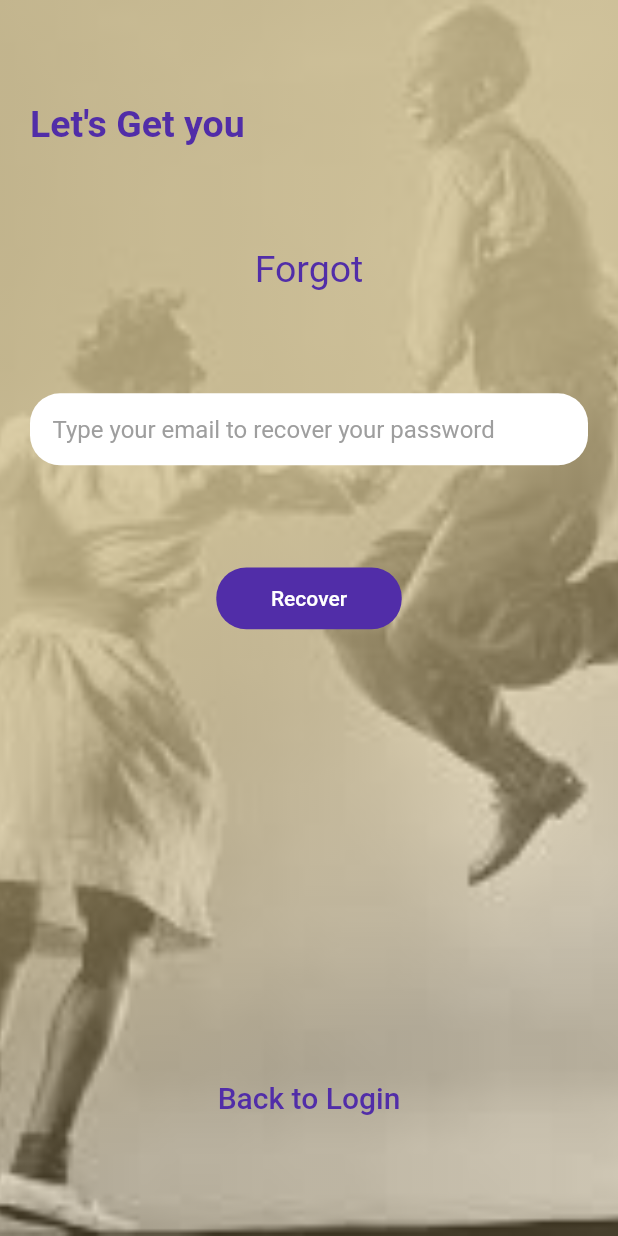
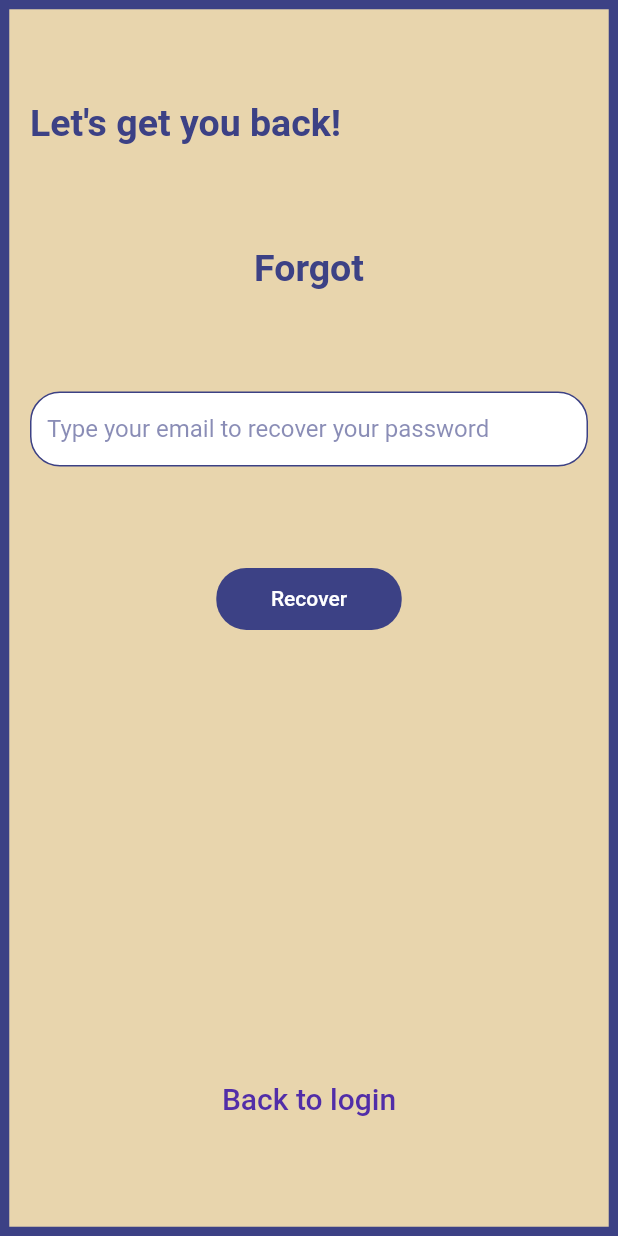
Before and after one commit to FredAPP/lindy, a Flutter app: the ForgotPage screen opened directly, on a phone screen of 412 x 824 dp. Run offline on Flutter 3.47's test engine with Material 2 defaults, Android fonts, the phone set to English and light mode, and no system bars; our stand-ins replace youtube_player_flutter.

Commit message:
Pequenos ajustes de tamanho dos itens

```diff
--- a/lib/pages/forgot.dart
+++ b/lib/pages/forgot.dart
@@ -13,36 +13,16 @@ class ForgotPage extends StatelessWidget {
           backgroundColor: Colors.grey[50],
           body: Stack(
             children: [
-              Stack(
-                children: [
-                  Container(
-                    height: height,
-                    width: width,
-                    child: Image(
-                      image: AssetImage("assets/images/background.jpeg"),
-                      fit: BoxFit.cover,
+              Container(
+                  width: width,
+                  height: height,
+                  decoration: BoxDecoration(
+                    color: Color.fromRGBO(232, 213, 173, 1),
+                    border: Border.all(
+                      color: Color.fromRGBO(60, 65, 133, 1),
+                      width: width * 0.015,
                     ),
-                  ),
-                  Container(
-                    height: height,
-                    width: width,
-                    decoration: BoxDecoration(
-                      gradient: LinearGradient(
-                        begin: Alignment.topLeft,
-                        end: Alignment.bottomRight,
-                        stops: [
-                          0.4,
-                          0.8,
-                        ],
-                        colors: [
-                          Color.fromRGBO(210, 193, 144, 0.8),
-                          Color.fromRGBO(200, 173, 112, 0.3),
-                        ],
-                      ),
-                    ),
-                  )
-                ],
-              ),
+                  )),
               Padding(
                   padding: EdgeInsets.symmetric(
                     horizontal: 20,
@@ -52,9 +32,9 @@ class ForgotPage extends StatelessWidget {
                     children: [
                       Align(
                         alignment: Alignment.topLeft,
-                        child: Text('Let\'s Get you',
+                        child: Text('Let\'s get you back!',
                             style: TextStyle(
-                                color: Colors.deepPurple[700],
+                                color: Color.fromRGBO(60, 65, 133, 1),
                                 fontSize: 25,
                                 fontWeight: FontWeight.bold)),
                       ),
@@ -62,21 +42,26 @@ class ForgotPage extends StatelessWidget {
                         'Forgot',
                         style: TextStyle(
                           fontSize: 25,
-                          color: Colors.deepPurple[700],
+                          color: Color.fromRGBO(60, 65, 133, 1),
+                          fontWeight: FontWeight.bold
                         ),
                       ),
                       Container(
                         decoration: BoxDecoration(
                             color: Colors.white,
+                            border: Border.all(
+                                  color: Color.fromRGBO(60, 65, 133, 1),
+                                  width: 1,
+                                ),
                             borderRadius: BorderRadius.circular(20)),
-                        padding: EdgeInsets.only(left: 15),
+                        padding: EdgeInsets.only(left: width * 0.025),
                         child: TextField(
                           decoration: InputDecoration(
                             border: InputBorder.none,
                             hintText:
                                 'Type your email to recover your password',
                             hintStyle:
-                                TextStyle(color: Colors.grey, fontSize: 16),
+                                TextStyle(color: Color.fromRGBO(60, 65, 133, 0.6), fontSize: 16),
                           ),
                         ),
                       ),
@@ -84,10 +69,9 @@ class ForgotPage extends StatelessWidget {
                         children: [
                           Container(
                             decoration: BoxDecoration(
-                                color: Colors.deepPurple[700],
+                                color: Color.fromRGBO(60, 65, 133, 1),
                                 borderRadius: BorderRadius.circular(20)),
                             width: width * 0.3,
-                            // margin: EdgeInsets.symmetric(vertical: 20),
                             height: height * 0.05,
                             child: FlatButton(
                               onPressed: () {
@@ -115,12 +99,13 @@ class ForgotPage extends StatelessWidget {
                                   ));
                                 },
                                 child: Text(
-                                  'Back to Login',
+                                  'Back to login',
                                   style: TextStyle(
                                       color: Colors.deepPurple[700],
                                       fontSize: 20),
                                 ),
                               ),
+                              //Colocar o botão de voltar abaixo do Back to login
                             ],
                           ),
                         ],
--- a/lib/pages/login.dart
+++ b/lib/pages/login.dart
@@ -87,7 +87,7 @@ class _LoginPageState extends State<LoginPage> {
                             ),
                           ),
                           Container(
-                            width: width * 0.7,
+                            width: width * 0.8,
                             height: height * 0.065,
                             decoration: BoxDecoration(
                                 color: Colors.white,
@@ -111,7 +111,7 @@ class _LoginPageState extends State<LoginPage> {
                             height: height * 0.02,
                           ),
                           Container(
-                            width: width * 0.7,
+                            width: width * 0.8,
                             height: height * 0.065,
                             decoration: BoxDecoration(
                                 color: Colors.white,
```
